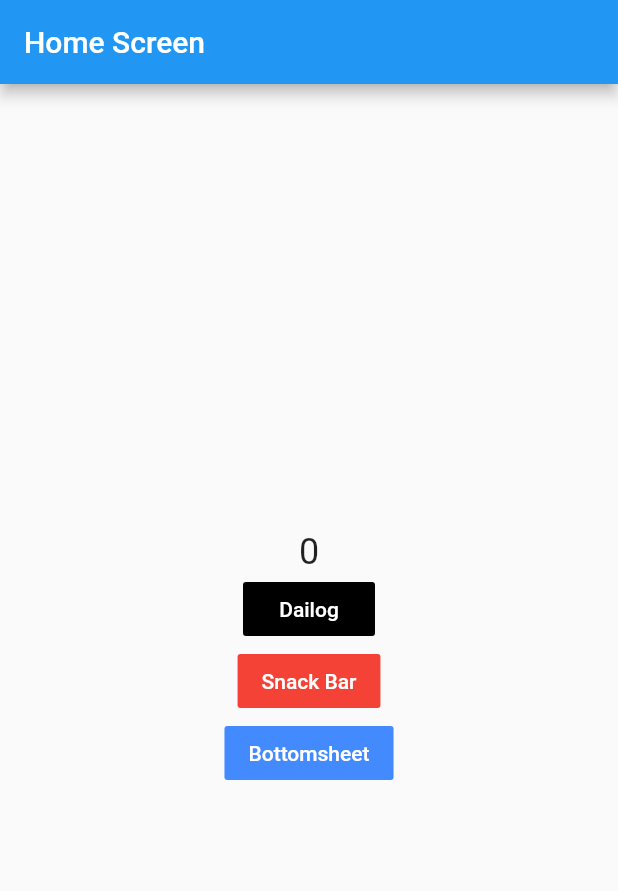
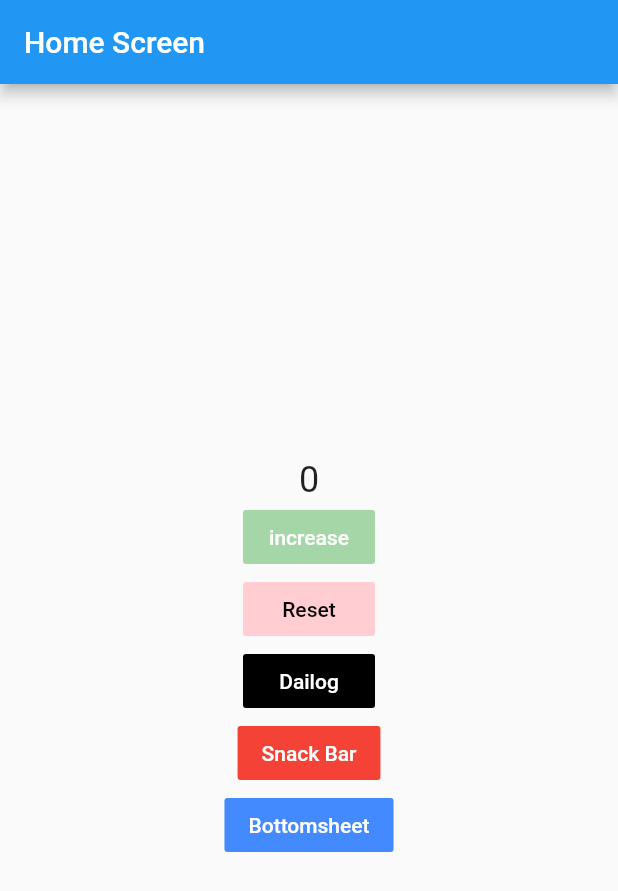
Before and after one commit to paedayz/Flutter_GETX_Basic, a Flutter app: the screen it shows after launch, on a phone screen of 412 x 824 dp. Shown: the top 891 px of the screen. Run offline on Flutter 3.47's test engine with Material 2 defaults, Android fonts, the phone set to English and light mode, and no system bars; our stand-ins replace get.

Commit message:
reset function in home controller

```diff
--- a/lib/pages/home/controller/home_controller.dart
+++ b/lib/pages/home/controller/home_controller.dart
@@ -6,4 +6,8 @@ class HomeController extends GetxController {
   increment() {
     count++;
   }
+
+  reset() {
+    count.value = 0;
+  }
 }
--- a/lib/pages/home/view/home.dart
+++ b/lib/pages/home/view/home.dart
@@ -24,6 +24,22 @@ class HomeScreen extends StatelessWidget {
             ),
             FlatButton(
               onPressed: () {
+                homeController.increment();
+              },
+              child: Text('increase'),
+              color: Colors.green[200],
+              textColor: Colors.white,
+            ),
+            FlatButton(
+              onPressed: () {
+                homeController.reset();
+              },
+              child: Text('Reset'),
+              color: Colors.red[100],
+              textColor: Colors.black,
+            ),
+            FlatButton(
+              onPressed: () {
                 // homeController.increment();
                 Get.defaultDialog(
                     title: "Getx Dialog", middleText: "Hello world");
@@ -34,12 +50,6 @@ class HomeScreen extends StatelessWidget {
             ),
             FlatButton(
               onPressed: () {
-                // Get.defaultDialog(title: "This is dialog");
-                Get.bottomSheet(Container(
-                  height: 100,
-                  color: Colors.white,
-                  child: Text('Getx Bottom Sheet'),
-                ));
                 Get.snackbar(
                   "Title",
                   "This is getx snackbar",
```
